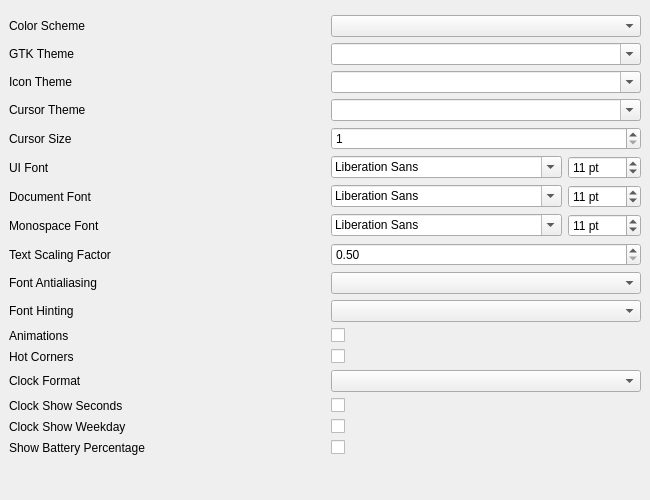
Qt form shared/nexis/Pages/GnomeSettings/gnome_appearance_tab.ui (s4solutionsllc/Nexis) before a commit.
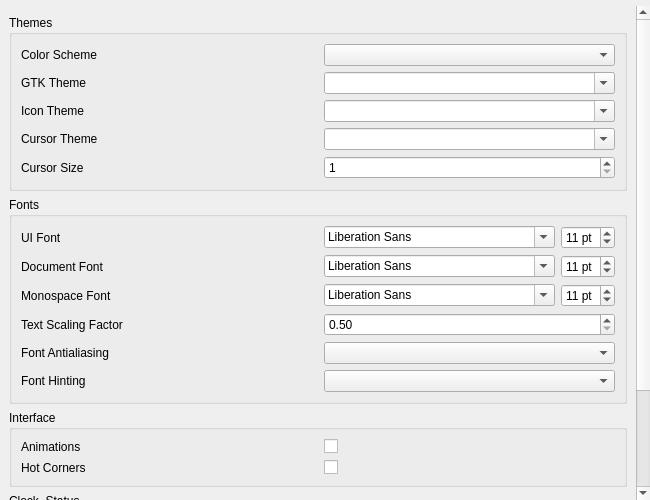
The same form after that commit.

Commit message:
fix(gnome-settings): add QGroupBox containers to Appearance tab (BUG-54)
The Appearance tab used a flat grid layout while other tabs had grouped
card sections. Restructured into 4 QGroupBoxes (Themes, Fonts, Interface,
Clock & Status) matching the pattern used by Mouse/WM/Desktop tabs.

```diff
--- a/shared/nexis/Pages/GnomeSettings/gnome_appearance_tab.ui
+++ b/shared/nexis/Pages/GnomeSettings/gnome_appearance_tab.ui
@@ -24,11 +24,16 @@
       <enum>QFrame::NoFrame</enum>
      </property>
      <widget class="QWidget" name="scrollContents">
-      <layout class="QGridLayout" name="gridLayout">
+      <layout class="QVBoxLayout" name="scrollLayout">
+
+       <!-- Themes Group -->
+       <item>
+        <widget class="QGroupBox" name="groupThemes">
+         <property name="title"><string>Themes</string></property>
+         <layout class="QGridLayout" name="gridThemes">
        <property name="horizontalSpacing"><number>12</number></property>
        <property name="verticalSpacing"><number>6</number></property>
 
-       <!-- Row 0: Color Scheme -->
        <item row="0" column="0">
         <widget class="QLabel" name="lblColorScheme">
          <property name="text"><string>Color Scheme</string></property>
@@ -42,7 +47,6 @@
         </widget>
        </item>
 
-       <!-- Row 1: GTK Theme -->
        <item row="1" column="0">
         <widget class="QLabel" name="lblGtkTheme">
          <property name="text"><string>GTK Theme</string></property>
@@ -56,7 +60,6 @@
         </widget>
        </item>
 
-       <!-- Row 2: Icon Theme -->
        <item row="2" column="0">
         <widget class="QLabel" name="lblIconTheme">
          <property name="text"><string>Icon Theme</string></property>
@@ -70,7 +73,6 @@
         </widget>
        </item>
 
-       <!-- Row 3: Cursor Theme -->
        <item row="3" column="0">
         <widget class="QLabel" name="lblCursorTheme">
          <property name="text"><string>Cursor Theme</string></property>
@@ -84,7 +86,6 @@
         </widget>
        </item>
 
-       <!-- Row 4: Cursor Size -->
        <item row="4" column="0">
         <widget class="QLabel" name="lblCursorSize">
          <property name="text"><string>Cursor Size</string></property>
@@ -97,14 +98,24 @@
          <property name="focusPolicy"><enum>Qt::ClickFocus</enum></property>
         </widget>
        </item>
+         </layout>
+        </widget>
+       </item>
 
-       <!-- Row 5: UI Font -->
-       <item row="5" column="0">
+       <!-- Fonts Group -->
+       <item>
+        <widget class="QGroupBox" name="groupFonts">
+         <property name="title"><string>Fonts</string></property>
+         <layout class="QGridLayout" name="gridFonts">
+          <property name="horizontalSpacing"><number>12</number></property>
+          <property name="verticalSpacing"><number>6</number></property>
+
+          <item row="0" column="0">
         <widget class="QLabel" name="lblFont">
          <property name="text"><string>UI Font</string></property>
         </widget>
        </item>
-       <item row="5" column="1">
+          <item row="0" column="1">
         <widget class="QWidget" name="containerFont">
          <layout class="QHBoxLayout" name="layoutFont">
           <property name="leftMargin"><number>0</number></property>
@@ -131,13 +142,12 @@
         </widget>
        </item>
 
-       <!-- Row 6: Document Font -->
-       <item row="6" column="0">
+          <item row="1" column="0">
         <widget class="QLabel" name="lblDocFont">
          <property name="text"><string>Document Font</string></property>
         </widget>
        </item>
-       <item row="6" column="1">
+          <item row="1" column="1">
         <widget class="QWidget" name="containerDocFont">
          <layout class="QHBoxLayout" name="layoutDocFont">
           <property name="leftMargin"><number>0</number></property>
@@ -164,13 +174,12 @@
         </widget>
        </item>
 
-       <!-- Row 7: Monospace Font -->
-       <item row="7" column="0">
+          <item row="2" column="0">
         <widget class="QLabel" name="lblMonoFont">
          <property name="text"><string>Monospace Font</string></property>
         </widget>
        </item>
-       <item row="7" column="1">
+          <item row="2" column="1">
         <widget class="QWidget" name="containerMonoFont">
          <layout class="QHBoxLayout" name="layoutMonoFont">
           <property name="leftMargin"><number>0</number></property>
@@ -197,13 +206,12 @@
         </widget>
        </item>
 
-       <!-- Row 8: Text Scaling -->
-       <item row="8" column="0">
+          <item row="3" column="0">
         <widget class="QLabel" name="lblTextScaling">
          <property name="text"><string>Text Scaling Factor</string></property>
         </widget>
        </item>
-       <item row="8" column="1">
+          <item row="3" column="1">
         <widget class="QDoubleSpinBox" name="spinTextScaling">
          <property name="minimum"><double>0.500000000000000</double></property>
          <property name="maximum"><double>3.000000000000000</double></property>
@@ -212,13 +220,12 @@
         </widget>
        </item>
 
-       <!-- Row 9: Font Antialiasing -->
-       <item row="9" column="0">
+          <item row="4" column="0">
         <widget class="QLabel" name="lblAntialiasing">
          <property name="text"><string>Font Antialiasing</string></property>
         </widget>
        </item>
-       <item row="9" column="1">
+          <item row="4" column="1">
         <widget class="QComboBox" name="cmbAntialiasing">
          <property name="minimumSize"><size><width>200</width><height>0</height></size></property>
          <property name="cursor"><cursorShape>PointingHandCursor</cursorShape></property>
@@ -226,53 +233,71 @@
         </widget>
        </item>
 
-       <!-- Row 10: Font Hinting -->
-       <item row="10" column="0">
+          <item row="5" column="0">
         <widget class="QLabel" name="lblHinting">
          <property name="text"><string>Font Hinting</string></property>
         </widget>
        </item>
-       <item row="10" column="1">
+          <item row="5" column="1">
         <widget class="QComboBox" name="cmbHinting">
          <property name="minimumSize"><size><width>200</width><height>0</height></size></property>
          <property name="cursor"><cursorShape>PointingHandCursor</cursorShape></property>
          <property name="focusPolicy"><enum>Qt::NoFocus</enum></property>
         </widget>
        </item>
+         </layout>
+        </widget>
+       </item>
 
-       <!-- Row 11: Animations -->
-       <item row="11" column="0">
+       <!-- Interface Group -->
+       <item>
+        <widget class="QGroupBox" name="groupInterface">
+         <property name="title"><string>Interface</string></property>
+         <layout class="QGridLayout" name="gridInterface">
+          <property name="horizontalSpacing"><number>12</number></property>
+          <property name="verticalSpacing"><number>6</number></property>
+
+          <item row="0" column="0">
         <widget class="QLabel" name="lblAnimations">
          <property name="text"><string>Animations</string></property>
         </widget>
        </item>
-       <item row="11" column="1">
+          <item row="0" column="1">
         <widget class="QCheckBox" name="chkAnimations">
          <property name="cursor"><cursorShape>PointingHandCursor</cursorShape></property>
          <property name="focusPolicy"><enum>Qt::NoFocus</enum></property>
         </widget>
        </item>
 
-       <!-- Row 12: Hot Corners -->
-       <item row="12" column="0">
+          <item row="1" column="0">
         <widget class="QLabel" name="lblHotCorners">
          <property name="text"><string>Hot Corners</string></property>
         </widget>
        </item>
-       <item row="12" column="1">
+          <item row="1" column="1">
         <widget class="QCheckBox" name="chkHotCorners">
          <property name="cursor"><cursorShape>PointingHandCursor</cursorShape></property>
          <property name="focusPolicy"><enum>Qt::NoFocus</enum></property>
         </widget>
        </item>
+         </layout>
+        </widget>
+       </item>
 
-       <!-- Row 13: Clock Format -->
-       <item row="13" column="0">
+       <!-- Clock & Status Group -->
+       <item>
+        <widget class="QGroupBox" name="groupClock">
+         <property name="title"><string>Clock &amp; Status</string></property>
+         <layout class="QGridLayout" name="gridClock">
+          <property name="horizontalSpacing"><number>12</number></property>
+          <property name="verticalSpacing"><number>6</number></property>
+
+          <item row="0" column="0">
         <widget class="QLabel" name="lblClockFormat">
          <property name="text"><string>Clock Format</string></property>
         </widget>
        </item>
-       <item row="13" column="1">
+          <item row="0" column="1">
         <widget class="QComboBox" name="cmbClockFormat">
          <property name="minimumSize"><size><width>200</width><height>0</height></size></property>
          <property name="cursor"><cursorShape>PointingHandCursor</cursorShape></property>
@@ -280,47 +305,46 @@
         </widget>
        </item>
 
-       <!-- Row 14: Clock Show Seconds -->
-       <item row="14" column="0">
+          <item row="1" column="0">
         <widget class="QLabel" name="lblClockSeconds">
          <property name="text"><string>Clock Show Seconds</string></property>
         </widget>
        </item>
-       <item row="14" column="1">
+          <item row="1" column="1">
         <widget class="QCheckBox" name="chkClockSeconds">
          <property name="cursor"><cursorShape>PointingHandCursor</cursorShape></property>
          <property name="focusPolicy"><enum>Qt::NoFocus</enum></property>
         </widget>
        </item>
 
-       <!-- Row 15: Clock Show Weekday -->
-       <item row="15" column="0">
+          <item row="2" column="0">
         <widget class="QLabel" name="lblClockWeekday">
          <property name="text"><string>Clock Show Weekday</string></property>
         </widget>
        </item>
-       <item row="15" column="1">
+          <item row="2" column="1">
         <widget class="QCheckBox" name="chkClockWeekday">
          <property name="cursor"><cursorShape>PointingHandCursor</cursorShape></property>
          <property name="focusPolicy"><enum>Qt::NoFocus</enum></property>
         </widget>
        </item>
 
-       <!-- Row 16: Battery Percentage -->
-       <item row="16" column="0">
+          <item row="3" column="0">
         <widget class="QLabel" name="lblBatteryPct">
          <property name="text"><string>Show Battery Percentage</string></property>
         </widget>
        </item>
-       <item row="16" column="1">
+          <item row="3" column="1">
         <widget class="QCheckBox" name="chkBatteryPct">
          <property name="cursor"><cursorShape>PointingHandCursor</cursorShape></property>
          <property name="focusPolicy"><enum>Qt::NoFocus</enum></property>
         </widget>
        </item>
+         </layout>
+        </widget>
+       </item>
 
-       <!-- Spacer -->
-       <item row="17" column="0">
+       <item>
         <spacer name="verticalSpacer">
          <property name="orientation"><enum>Qt::Vertical</enum></property>
          <property name="sizeHint" stdset="0"><size><width>20</width><height>40</height></size></property>
```
Left out of the diff: 8 changed lines with no effect on the pictures. Lines whose indentation alone changed are shown as unchanged. The commit also changes 9 other files.
